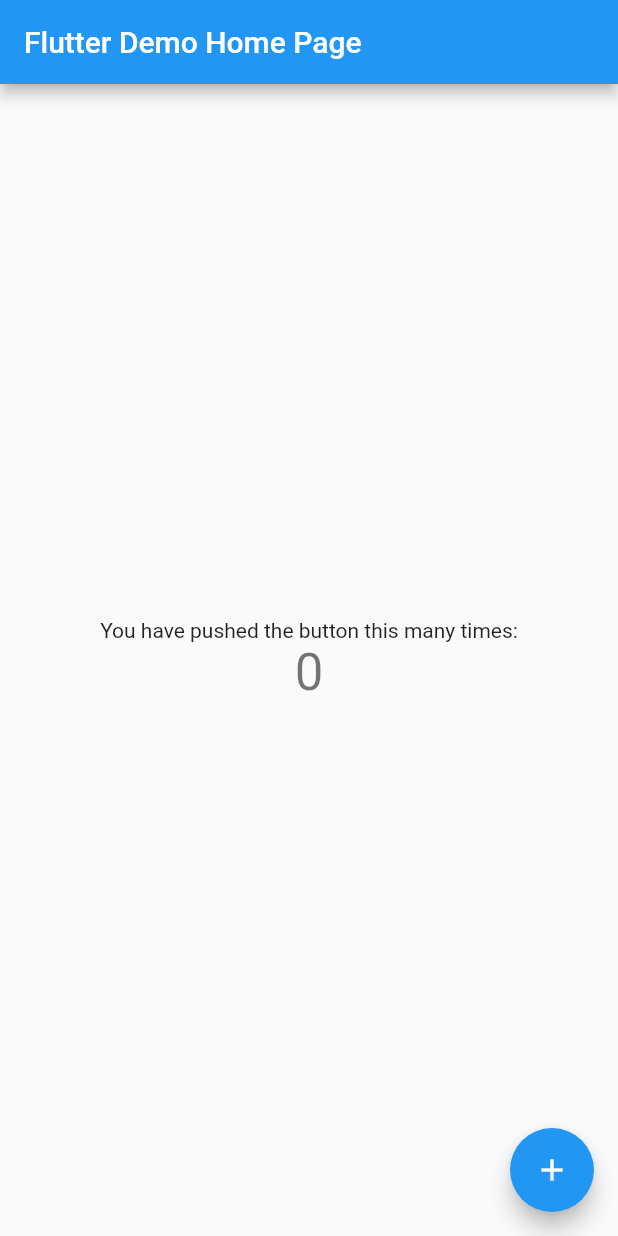
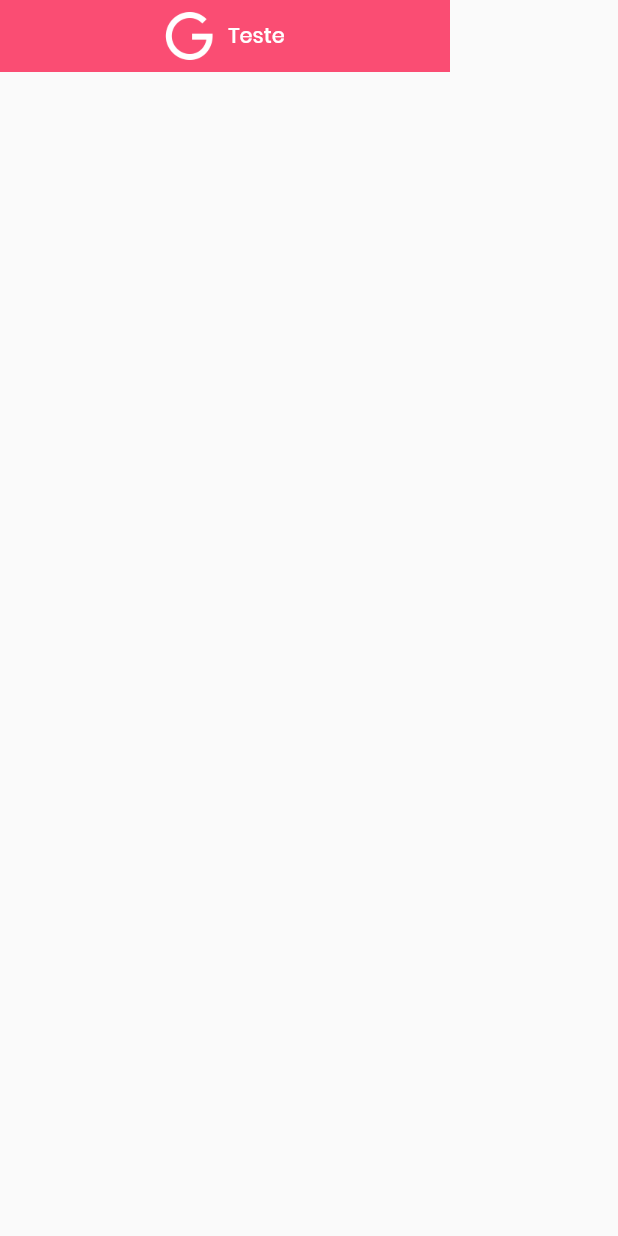
Before and after one commit to ricardomac/flutter-todos, a Flutter app: the screen it shows after launch, on a phone screen of 412 x 824 dp. Run offline on Flutter 3.47's test engine with Material 2 defaults, Android fonts, the phone set to English and light mode, and no system bars.

Commit message:
changes themes and button

```diff
--- /dev/null
+++ b/lib/components/button.widget.dart
@@ -0,0 +1,40 @@
+import 'package:flutter/material.dart';
+
+class TDButton extends StatelessWidget {
+  final String text;
+  final String image;
+  final Function callback;
+  final double width;
+
+  TDButton({
+    @required this.text,
+    @required this.callback,
+    this.image,
+    this.width,
+  });
+
+  @override
+  Widget build(BuildContext context) {
+    return Container(
+      color: Theme.of(context).primaryColor,
+      width: width != null ? width : 250,
+      child: FlatButton(
+        child: Row(
+          crossAxisAlignment: CrossAxisAlignment.center,
+          mainAxisAlignment: MainAxisAlignment.center,
+          children: <Widget>[
+            image != null ? Image.asset(image, width: 32) : SizedBox(),
+            image != null ? SizedBox(width: 10) : SizedBox(),
+            Text(
+              text,
+              style: TextStyle(
+                color: Colors.white,
+              ),
+            )
+          ],
+        ),
+        onPressed: callback,
+      ),
+    );
+  }
+}
--- a/lib/main.dart
+++ b/lib/main.dart
@@ -1,4 +1,6 @@
 import 'package:flutter/material.dart';
+import 'package:todos/components/button.widget.dart';
+import 'package:todos/themes/app.theme.dart';
 
 void main() => runApp(MyApp());
 
@@ -7,105 +9,26 @@ class MyApp extends StatelessWidget {
   @override
   Widget build(BuildContext context) {
     return MaterialApp(
+      debugShowCheckedModeBanner: false,
       title: 'Flutter Demo',
-      theme: ThemeData(
-        // This is the theme of your application.
-        //
-        // Try running your application with "flutter run". You'll see the
-        // application has a blue toolbar. Then, without quitting the app, try
-        // changing the primarySwatch below to Colors.green and then invoke
-        // "hot reload" (press "r" in the console where you ran "flutter run",
-        // or simply save your changes to "hot reload" in a Flutter IDE).
-        // Notice that the counter didn't reset back to zero; the application
-        // is not restarted.
-        primarySwatch: Colors.blue,
-      ),
-      home: MyHomePage(title: 'Flutter Demo Home Page'),
+      theme: appTheme(),
+      home: HomePage(),
     );
   }
 }
 
-class MyHomePage extends StatefulWidget {
-  MyHomePage({Key key, this.title}) : super(key: key);
-
-  // This widget is the home page of your application. It is stateful, meaning
-  // that it has a State object (defined below) that contains fields that affect
-  // how it looks.
-
-  // This class is the configuration for the state. It holds the values (in this
-  // case the title) provided by the parent (in this case the App widget) and
-  // used by the build method of the State. Fields in a Widget subclass are
-  // always marked "final".
-
-  final String title;
-
-  @override
-  _MyHomePageState createState() => _MyHomePageState();
-}
-
-class _MyHomePageState extends State<MyHomePage> {
-  int _counter = 0;
-
-  void _incrementCounter() {
-    setState(() {
-      // This call to setState tells the Flutter framework that something has
-      // changed in this State, which causes it to rerun the build method below
-      // so that the display can reflect the updated values. If we changed
-      // _counter without calling setState(), then the build method would not be
-      // called again, and so nothing would appear to happen.
-      _counter++;
-    });
-  }
-
+class HomePage extends StatelessWidget {
   @override
   Widget build(BuildContext context) {
-    // This method is rerun every time setState is called, for instance as done
-    // by the _incrementCounter method above.
-    //
-    // The Flutter framework has been optimized to make rerunning build methods
-    // fast, so that you can just rebuild anything that needs updating rather
-    // than having to individually change instances of widgets.
     return Scaffold(
-      appBar: AppBar(
-        // Here we take the value from the MyHomePage object that was created by
-        // the App.build method, and use it to set our appbar title.
-        title: Text(widget.title),
-      ),
-      body: Center(
-        // Center is a layout widget. It takes a single child and positions it
-        // in the middle of the parent.
-        child: Column(
-          // Column is also a layout widget. It takes a list of children and
-          // arranges them vertically. By default, it sizes itself to fit its
-          // children horizontally, and tries to be as tall as its parent.
-          //
-          // Invoke "debug painting" (press "p" in the console, choose the
-          // "Toggle Debug Paint" action from the Flutter Inspector in Android
-          // Studio, or the "Toggle Debug Paint" command in Visual Studio Code)
-          // to see the wireframe for each widget.
-          //
-          // Column has various properties to control how it sizes itself and
-          // how it positions its children. Here we use mainAxisAlignment to
-          // center the children vertically; the main axis here is the vertical
-          // axis because Columns are vertical (the cross axis would be
-          // horizontal).
-          mainAxisAlignment: MainAxisAlignment.center,
-          children: <Widget>[
-            Text(
-              'You have pushed the button this many times:',
-            ),
-            Text(
-              '$_counter',
-              style: Theme.of(context).textTheme.display1,
-            ),
-          ],
+      body: Container(
+        child: TDButton(
+          text: "Teste",
+          width: 300,
+          image: "assets/images/google.png",
+          callback: () {},
         ),
       ),
-      floatingActionButton: FloatingActionButton(
-        onPressed: _incrementCounter,
-        tooltip: 'Increment',
-        child: Icon(Icons.add),
-      ), // This trailing comma makes auto-formatting nicer for build methods.
     );
   }
 }
--- /dev/null
+++ b/lib/themes/app.theme.dart
@@ -0,0 +1,57 @@
+import 'package:flutter/material.dart';
+
+const brigthness = Brightness.light;
+const primaryColor = const Color(0xFFfa4d73);
+const accentColor = const Color(0xFF000000);
+
+ThemeData appTheme() {
+  return ThemeData(
+    brightness: brigthness,
+    textTheme: new TextTheme(
+      body1: new TextStyle(
+        fontFamily: "Poppins",
+      ),
+      body2: new TextStyle(
+        fontFamily: "Poppins",
+      ),
+      button: new TextStyle(
+        fontFamily: "Poppins",
+      ),
+      caption: new TextStyle(
+        fontFamily: "Poppins",
+      ),
+      display1: new TextStyle(
+        fontFamily: "Poppins",
+      ),
+      display2: new TextStyle(
+        fontFamily: "Poppins",
+      ),
+      display3: new TextStyle(
+        fontFamily: "Poppins",
+      ),
+      display4: new TextStyle(
+        fontFamily: "Poppins",
+      ),
+      headline: new TextStyle(
+        fontFamily: "Poppins",
+      ),
+      overline: new TextStyle(
+        fontFamily: "Poppins",
+      ),
+      subhead: new TextStyle(
+        fontFamily: "Poppins",
+      ),
+      subtitle: new TextStyle(
+        fontFamily: "Poppins",
+      ),
+      title: new TextStyle(
+        fontFamily: "Poppins",
+      ),
+    ),
+    primaryColor: primaryColor,
+    accentColor: accentColor,
+    scaffoldBackgroundColor: Color(0xFFFAFAFA),
+    splashColor: Colors.transparent,
+    highlightColor: Colors.transparent,
+  );
+}
```
Also changed, not shown: pubspec.yaml (+7 -7 lines), assets/fonts/Poppins.ttf (added), assets/images/google.png (added), assets/images/notification.png (added).
